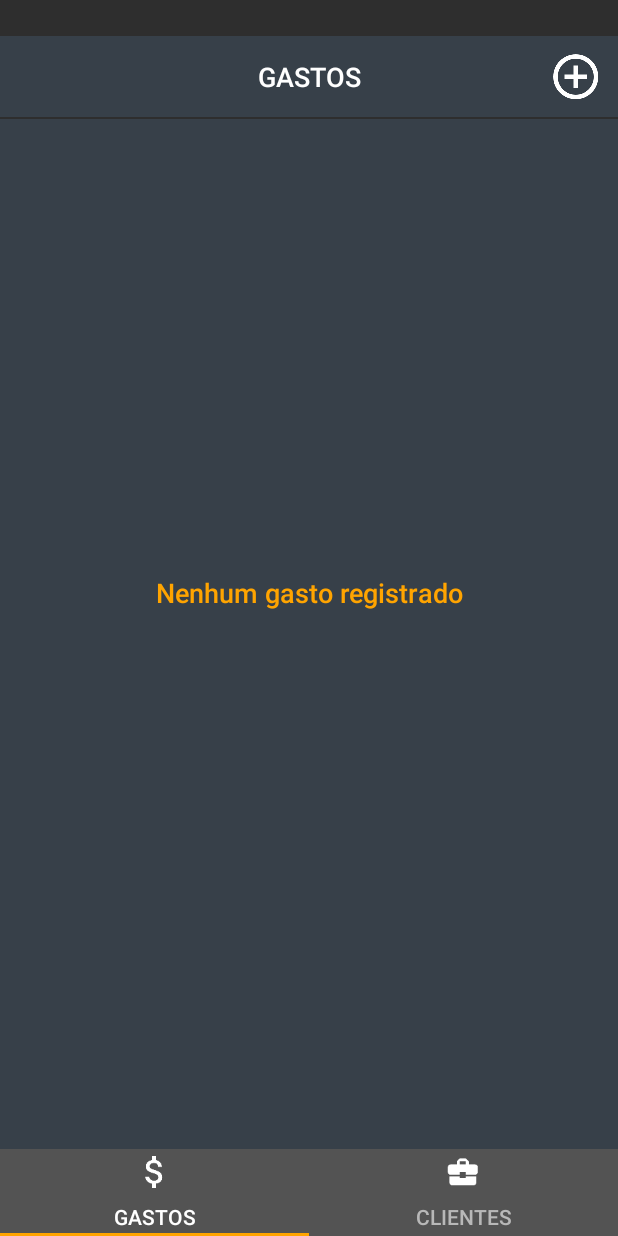
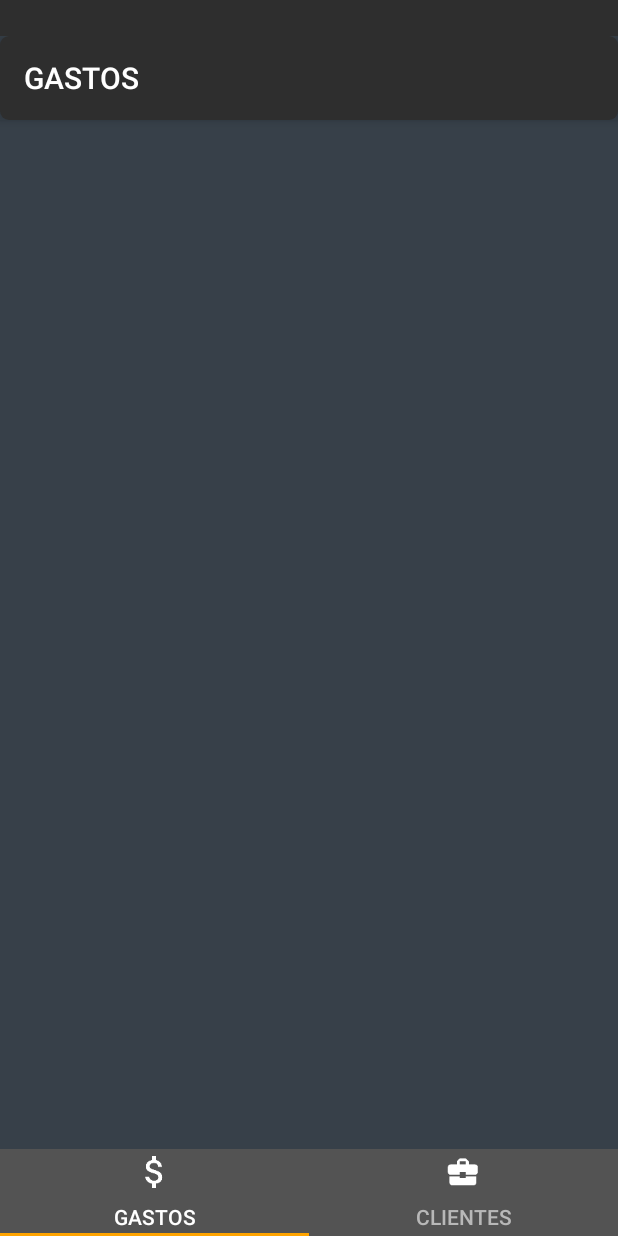
Before and after one commit to Wottrich/your-diary, an Android app: the screen it shows after launch (MainActivity), on a phone screen of 412 x 824 dp. Run offline under Robolectric (Android 15) with nearby library versions, the phone set to English and light mode, and no system bars; libraries missing offline, so code that uses them is left out: io.objectbox, io.objectbox.kotlin; Roboto replaces fonts that are not available here; 3 statements that could not run were skipped.

Commit message:
Change Spending

```diff
--- /dev/null
+++ b/app/src/main/java/wottrich/github/io/yourdiary/Test.kt
@@ -0,0 +1,15 @@
+package wottrich.github.io.yourdiary
+
+fun main() {
+
+    val symbol = "R$"
+    val text = "R$ 0,00"
+
+    for (char in symbol) {
+        //println(char.toString())
+        text.replace(char.toString(), "")
+    }
+
+    println(text)
+
+}
--- a/app/src/main/java/wottrich/github/io/yourdiary/view/fragments/SpendingFragment.kt
+++ b/app/src/main/java/wottrich/github/io/yourdiary/view/fragments/SpendingFragment.kt
@@ -28,7 +28,7 @@ open class SpendingFragment : BaseFragment(R.layout.fragment_spending), View.OnC
     override fun initValues() {
         baseView.rvSpending.adapter = spendingAdapter
         baseView.rvSpending.setHasFixedSize(true)
-        baseView.ivAdd.setOnClickListener(this)
+        //baseView.ivAdd.setOnClickListener(this)
         verifyEmptyList()
     }
 
@@ -38,19 +38,19 @@ open class SpendingFragment : BaseFragment(R.layout.fragment_spending), View.OnC
         verifyEmptyList()
     }
 
-    fun verifyEmptyList() {
-        baseView.tvEmptyList.visibility = if (boxSpendingList.isEmpty()) View.VISIBLE else View.GONE
+    private fun verifyEmptyList() {
+        //baseView.tvEmptyList.visibility = if (boxSpendingList.isEmpty()) View.VISIBLE else View.GONE
     }
 
     override fun onClick(v: View?) {
-        when (v?.id) {
+       /* when (v?.id) {
             R.id.ivAdd -> {
                 SpendingDialog {
                     spendingAdapter.updateList()
                     verifyEmptyList()
                 }.show(activity?.supportFragmentManager, "SpendingDialog")
             }
-        }
+        }*/
 
     }
 }
--- a/app/src/main/res/layout/fragment_spending.xml
+++ b/app/src/main/res/layout/fragment_spending.xml
@@ -3,73 +3,50 @@
     xmlns:app="http://schemas.android.com/apk/res-auto"
     xmlns:tools="http://schemas.android.com/tools"
     android:layout_width="match_parent"
-    android:layout_height="wrap_content"
+    android:layout_height="match_parent"
     android:background="@color/arenic"
     tools:context=".view.fragments.SpendingFragment">
 
-    <android.support.constraint.ConstraintLayout
-        android:id="@+id/toolbar"
-        android:layout_width="0dp"
-        android:layout_height="54dp"
+    <android.support.design.widget.CoordinatorLayout
+        app:layout_constraintStart_toStartOf="parent"
         app:layout_constraintEnd_toEndOf="parent"
-        app:layout_constraintStart_toStartOf="parent"
-        app:layout_constraintTop_toTopOf="parent">
-
-        <TextView
-            style="@style/LabelTitle.White"
-            android:layout_width="wrap_content"
-            android:layout_height="wrap_content"
-            android:text="@string/fragment_spending_title"
-            app:layout_constraintBottom_toBottomOf="parent"
-            app:layout_constraintEnd_toEndOf="parent"
-            app:layout_constraintStart_toStartOf="parent"
-            app:layout_constraintTop_toTopOf="parent" />
-
-        <ImageView
-            android:id="@+id/ivAdd"
-            android:layout_width="wrap_content"
-            android:layout_height="wrap_content"
-            android:layout_marginEnd="10dp"
-            android:src="@drawable/add_circle_outline_white"
-            app:layout_constraintBottom_toBottomOf="parent"
-            app:layout_constraintEnd_toEndOf="parent"
-            app:layout_constraintTop_toTopOf="parent" />
-
-    </android.support.constraint.ConstraintLayout>
-
-    <View
-        style="@style/Divider"
-        android:background="@color/slight_black"
-        app:layout_constraintEnd_toEndOf="parent"
-        app:layout_constraintStart_toStartOf="parent"
-        app:layout_constraintTop_toBottomOf="@id/toolbar" />
-
-    <TextView
-        android:id="@+id/tvEmptyList"
-        android:visibility="gone"
-        android:textAlignment="center"
-        style="@style/Label.WebOrange"
-        android:text="@string/fragment_spending_empty_list"
         app:layout_constraintTop_toTopOf="parent"
         app:layout_constraintBottom_toBottomOf="parent"
-        app:layout_constraintStart_toStartOf="parent"
-        app:layout_constraintEnd_toEndOf="parent"
+        android:fitsSystemWindows="true"
         android:layout_width="0dp"
-        android:layout_height="wrap_content" />
+        android:layout_height="0dp">
 
+        <android.support.design.widget.AppBarLayout
+            android:background="@android:color/transparent"
+            android:layout_width="match_parent"
+            android:layout_height="wrap_content"
+            android:fitsSystemWindows="true"
+            android:theme="@style/Base.ThemeOverlay.AppCompat.Dark.ActionBar"
+            android:elevation="0dp">
+
+            <android.support.v7.widget.Toolbar
+                android:id="@+id/toolbar"
+                app:title="@string/fragment_spending_title"
+                android:layout_width="match_parent"
+                android:layout_height="?attr/actionBarSize"
+                android:background="@drawable/shape_toolbar"/>
+
+        </android.support.design.widget.AppBarLayout>
 
         <android.support.v7.widget.RecyclerView
             android:layout_marginTop="1dp"
             android:id="@+id/rvSpending"
-        android:layout_width="0dp"
-        android:layout_height="0dp"
+            android:layout_width="match_parent"
+            android:layout_height="match_parent"
             app:layoutManager="android.support.v7.widget.LinearLayoutManager"
             app:layout_constraintBottom_toBottomOf="parent"
             app:layout_constraintEnd_toEndOf="parent"
             app:layout_constraintStart_toStartOf="parent"
-        app:layout_constraintTop_toBottomOf="@id/toolbar"
+            app:layout_behavior="@string/appbar_scrolling_view_behavior"
             app:reverseLayout="false"
             tools:itemCount="13"
             tools:listitem="@layout/row_spending" />
 
+    </android.support.design.widget.CoordinatorLayout>
+
 </android.support.constraint.ConstraintLayout>
--- a/app/src/main/res/values/strings.xml
+++ b/app/src/main/res/values/strings.xml
@@ -3,7 +3,7 @@
 
     <!--<editor-folder defaultstate="Collapsed" desc="Fragments">-->
     <!--Fragment Spending-->
-    <string name="fragment_spending_title">gastos</string>
+    <string name="fragment_spending_title">GASTOS</string>
     <string name="fragment_spending_empty_list">Nenhum gasto registrado</string>
 
     <!--Fragment Clients-->
```
Lines whose indentation alone changed are shown as unchanged.
